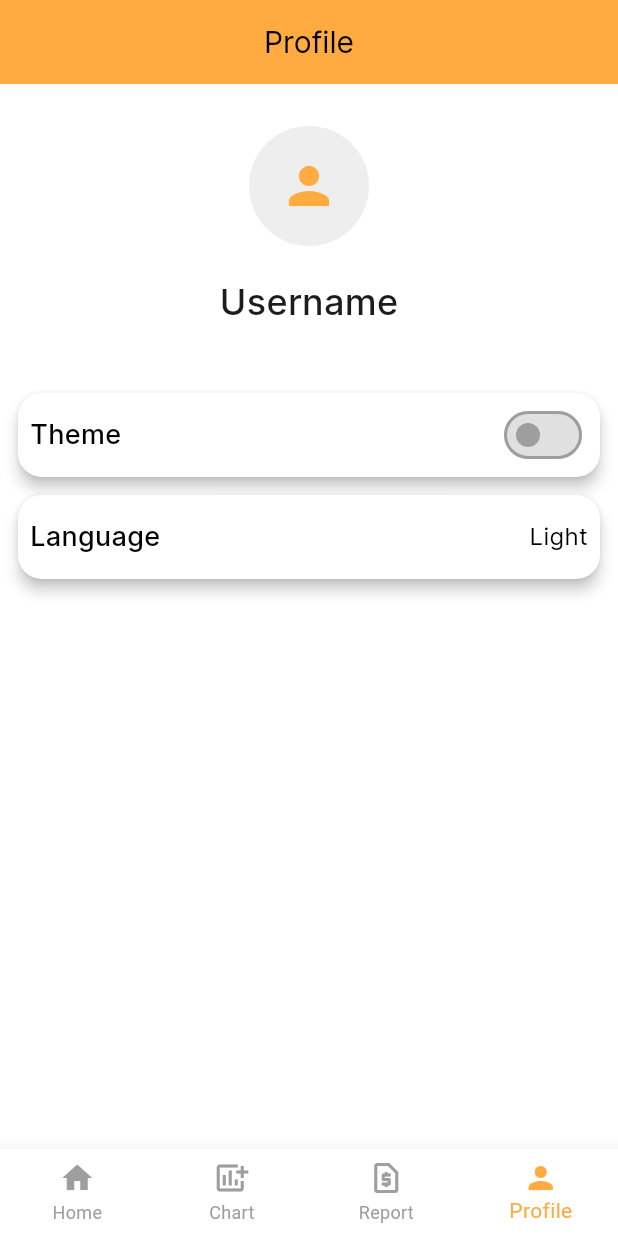
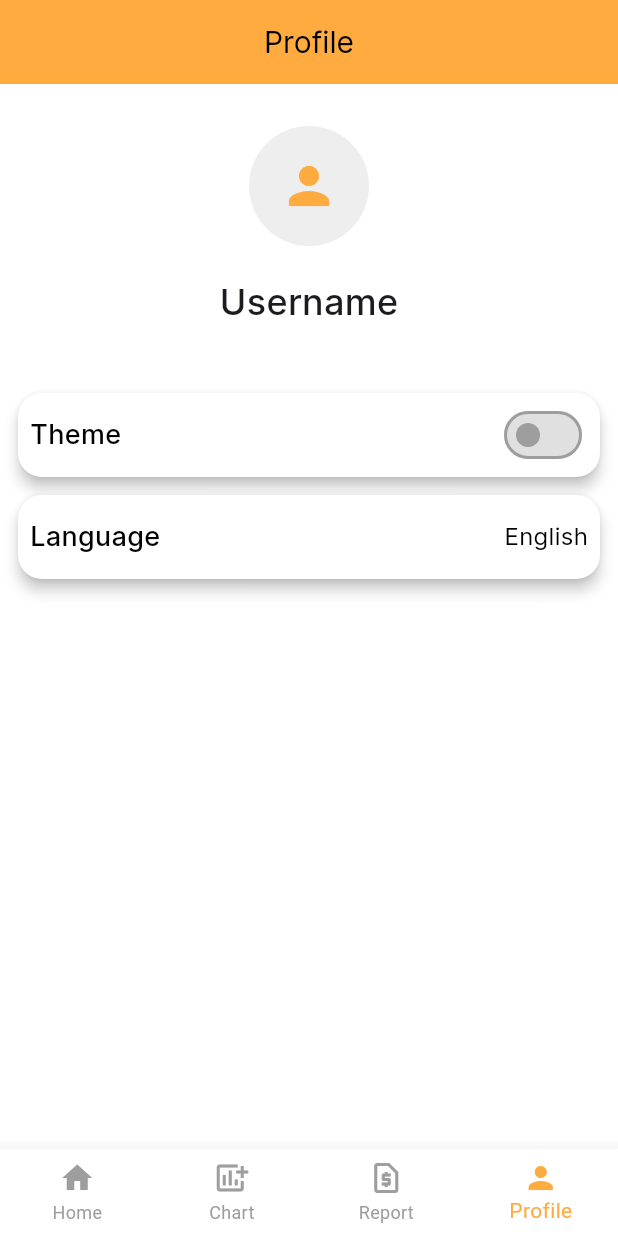
Before and after one commit to Nabijonov-Otabek-19/money_manager_clone, a Flutter app: the screen it shows after launch, item 4 of the bottom bar chosen, on a phone screen of 412 x 824 dp. Run offline on Flutter 3.47's test engine with Material 3 defaults, Android fonts, the light colour scheme and no system bars; our stand-ins replace flutter_bloc, freezed_annotation, get, get_it, hive, hive_flutter and 1 more; accounts and stored records are empty; Roboto replaces fonts that are missing (Poppinsregular).

Commit message:
project updated

```diff
--- /dev/null
+++ b/lib/core/translations/app_translation.dart
@@ -0,0 +1,46 @@
+import 'package:get/get.dart';
+
+class AppTranslation extends Translations {
+  @override
+  Map<String, Map<String, String>> get keys => {
+        'en_US': {
+          'Empty': 'Empty',
+          'Theme': 'Theme',
+          'Language': 'Language',
+          'Username': 'Username',
+          'Profile': 'Profile',
+          'Edit': 'Edit',
+          'Delete': 'Delete',
+          'Type': 'Type',
+          'Amount': 'Amount',
+          'Date': 'Date',
+          'Note': 'Note',
+        },
+        'ru_RU': {
+          'Empty': 'Пустой',
+          'Theme': 'Тема',
+          'Language': 'Язык',
+          'Username': 'Имя пользователя',
+          'Profile': 'Профиль',
+          'Edit': 'Редактировать',
+          'Delete': 'Удалить',
+          'Type': 'Тип',
+          'Amount': 'Количество',
+          'Date': 'Дата',
+          'Note': 'Примечание',
+        },
+        'uz_UZ': {
+          'Empty': 'Bo\'sh',
+          'Theme': 'Ko\'rinish',
+          'Language': 'Til',
+          'Username': 'Ism-sharif',
+          'Profile': 'Profil',
+          'Edit': 'Tahrirlash',
+          'Delete': 'O\'chirish',
+          'Type': 'Toifa',
+          'Amount': 'Qiymat',
+          'Date': 'Sana',
+          'Note': 'Eslatma',
+        },
+      };
+}
--- a/lib/feature/presentation/screens/detail/detail_screen.dart
+++ b/lib/feature/presentation/screens/detail/detail_screen.dart
@@ -1,5 +1,6 @@
 import 'package:flutter/material.dart';
 import 'package:flutter_bloc/flutter_bloc.dart';
+import 'package:get/get.dart';
 import 'package:money_manager_clone/feature/data/models/my_model.dart';
 import 'package:intl/intl.dart';
 import 'package:money_manager_clone/feature/presentation/screens/detail/cubit/detail_cubit.dart';
@@ -59,7 +60,7 @@ class _DetailScreenState extends State<DetailScreen> {
                 mainAxisAlignment: MainAxisAlignment.spaceBetween,
                 children: [
                   Text(
-                    "Type",
+                    "Type".tr,
                     style: pmedium.copyWith(fontSize: 20, color: Colors.grey),
                   ),
                   Text(
@@ -77,7 +78,7 @@ class _DetailScreenState extends State<DetailScreen> {
                 mainAxisAlignment: MainAxisAlignment.spaceBetween,
                 children: [
                   Text(
-                    "Amount",
+                    "Amount".tr,
                     style: pmedium.copyWith(fontSize: 20, color: Colors.grey),
                   ),
                   Text(
@@ -95,7 +96,7 @@ class _DetailScreenState extends State<DetailScreen> {
                 mainAxisAlignment: MainAxisAlignment.spaceBetween,
                 children: [
                   Text(
-                    "Date",
+                    "Date".tr,
                     style: pmedium.copyWith(fontSize: 20, color: Colors.grey),
                   ),
                   Text(
@@ -113,7 +114,7 @@ class _DetailScreenState extends State<DetailScreen> {
                 mainAxisAlignment: MainAxisAlignment.spaceBetween,
                 children: [
                   Text(
-                    "Note",
+                    "Note".tr,
                     style: pmedium.copyWith(fontSize: 20, color: Colors.grey),
                   ),
                   Text(
@@ -141,7 +142,7 @@ class _DetailScreenState extends State<DetailScreen> {
                         // Navigator.pushReplacementNamed(context, '/add');
                       },
                       child: Text(
-                        "Edit",
+                        "Edit".tr,
                         style: pregular.copyWith(
                           fontSize: 16,
                           color: Theme.of(context)
@@ -160,7 +161,7 @@ class _DetailScreenState extends State<DetailScreen> {
                         Navigator.pop(context);
                       },
                       child: Text(
-                        "Delete",
+                        "Delete".tr,
                         style: pregular.copyWith(
                           fontSize: 16,
                           color: Theme.of(context)
--- a/lib/feature/presentation/screens/home/home_screen.dart
+++ b/lib/feature/presentation/screens/home/home_screen.dart
@@ -1,5 +1,6 @@
 import 'package:flutter/material.dart';
 import 'package:flutter_bloc/flutter_bloc.dart';
+import 'package:get/get.dart';
 import 'package:money_manager_clone/feature/presentation/screens/home/cubit/home_cubit.dart';
 import 'package:money_manager_clone/feature/presentation/themes/fonts.dart';
 
@@ -39,7 +40,7 @@ class _HomeScreenState extends State<HomeScreen> {
         builder: (blocContext, state) {
           return Scaffold(
             appBar: AppBar(
-              title: const Text("Home"),
+              title: Text("Home".tr),
             ),
             body: SafeArea(
               child: LayoutBuilder(
@@ -50,7 +51,7 @@ class _HomeScreenState extends State<HomeScreen> {
                   if (state.list.isEmpty) {
                     return Center(
                       child: Text(
-                        "Empty",
+                        "Empty".tr,
                         style: pmedium.copyWith(
                           fontSize: 30,
                           color: Theme.of(context)
@@ -100,7 +101,7 @@ class _HomeScreenState extends State<HomeScreen> {
                                   },
                                   child: expanseItem(
                                     Icons.add,
-                                    item.title.isEmpty ? item.type : item.title,
+                                    item.note.isEmpty ? item.title : item.note,
                                     item.number,
                                   ),
                                 );
--- a/lib/feature/presentation/screens/main/main_screen.dart
+++ b/lib/feature/presentation/screens/main/main_screen.dart
@@ -1,6 +1,5 @@
 import 'package:flutter/material.dart';
 import 'package:flutter_bloc/flutter_bloc.dart';
-import 'package:money_manager_clone/core/extensions/my_extensions.dart';
 import 'package:money_manager_clone/feature/presentation/screens/charts/chart_screen.dart';
 import 'package:money_manager_clone/feature/presentation/screens/home/home_screen.dart';
 import 'package:money_manager_clone/feature/presentation/screens/main/cubit/main_cubit.dart';
--- a/lib/feature/presentation/screens/profile/profile_screen.dart
+++ b/lib/feature/presentation/screens/profile/profile_screen.dart
@@ -1,5 +1,6 @@
 import 'package:flutter/material.dart';
 import 'package:flutter_bloc/flutter_bloc.dart';
+import 'package:get/get.dart';
 import 'package:money_manager_clone/core/extensions/my_extensions.dart';
 import 'package:money_manager_clone/feature/data/datasources/app_preference.dart';
 import 'package:money_manager_clone/feature/presentation/themes/colors.dart';
@@ -14,17 +15,31 @@ class ProfileScreen extends StatefulWidget {
 }
 
 class _ProfileScreenState extends State<ProfileScreen> {
-  final GlobalKey _menuKeyTheme = GlobalKey();
+  final preferences = inject<AppPreferences>();
+  final GlobalKey _menuKeyLang = GlobalKey();
+  String currentLang = "";
 
-  final List<String> list = ["Uzbek", "English", "Russian"];
+  final List<String> languages = ["Русский", "O'zbek", "English"];
 
-  final preferences = inject<AppPreferences>();
+  Map<String, String> languageMap = {
+    "Русский": "ru",
+    "O'zbek": "uz",
+    "English": "en",
+  };
 
   @override
   Widget build(BuildContext context) {
+    if (Get.locale?.languageCode == 'ru') {
+      currentLang = languages[0];
+    } else if (Get.locale?.languageCode == 'uz') {
+      currentLang = languages[1];
+    } else {
+      currentLang = languages[2];
+    }
+
     return Scaffold(
       appBar: AppBar(
-        title: const Text("Profile"),
+        title: Text("Profile".tr),
       ),
       body: SafeArea(
         child: SingleChildScrollView(
@@ -44,7 +59,7 @@ class _ProfileScreenState extends State<ProfileScreen> {
                 ),
                 const SizedBox(height: 20),
                 Text(
-                  "Username",
+                  "Username".tr,
                   style: pmedium.copyWith(fontSize: 24),
                 ),
                 const SizedBox(height: 40),
@@ -77,7 +92,7 @@ class _ProfileScreenState extends State<ProfileScreen> {
           crossAxisAlignment: CrossAxisAlignment.center,
           children: [
             Text(
-              "Theme",
+              "Theme".tr,
               style: pmedium.copyWith(
                 fontSize: 18,
                 color: Theme.of(context).appBarTheme.titleTextStyle?.color,
@@ -123,7 +138,7 @@ class _ProfileScreenState extends State<ProfileScreen> {
           crossAxisAlignment: CrossAxisAlignment.center,
           children: [
             Text(
-              "Language",
+              "Language".tr,
               style: pmedium.copyWith(
                 fontSize: 18,
                 color: Theme.of(context).appBarTheme.titleTextStyle?.color,
@@ -131,20 +146,20 @@ class _ProfileScreenState extends State<ProfileScreen> {
             ),
             PopupMenuButton<String>(
               surfaceTintColor: AppColors.transparent,
-              key: _menuKeyTheme,
+              key: _menuKeyLang,
               color: Colors.white,
               shape: RoundedRectangleBorder(
                 borderRadius: BorderRadius.circular(16),
               ),
               child: Text(
-                "Light",
+                currentLang,
                 style: pregular.copyWith(
                   fontSize: 16,
                   color: Theme.of(context).appBarTheme.titleTextStyle?.color,
                 ),
               ),
               itemBuilder: (context) {
-                return list.map((choice) {
+                return languages.map((choice) {
                   return PopupMenuItem(
                     value: choice,
                     child: Text(
@@ -155,7 +170,9 @@ class _ProfileScreenState extends State<ProfileScreen> {
                 }).toList();
               },
               onSelected: (value) {
-                //
+                String localeCode = languageMap[value] ?? "en";
+                Get.updateLocale(Locale(localeCode));
+                preferences.lang = value;
               },
             ),
           ],
--- a/lib/main.dart
+++ b/lib/main.dart
@@ -2,6 +2,7 @@ import 'package:flutter/foundation.dart';
 import 'package:flutter/material.dart';
 import 'package:flutter/services.dart';
 import 'package:flutter_bloc/flutter_bloc.dart';
+import 'package:get/get.dart';
 import 'package:hive_flutter/adapters.dart';
 import 'package:money_manager_clone/feature/presentation/screens/splash/splash_screen.dart';
 import 'package:money_manager_clone/main_cubit/app_cubit.dart';
@@ -10,6 +11,7 @@ import 'package:money_manager_clone/feature/presentation/routes/app_routes.dart'
 import 'core/extensions/my_extensions.dart';
 import 'core/modules/app_module.dart';
 import 'core/modules/storage_module.dart';
+import 'core/translations/app_translation.dart';
 import 'feature/data/datasources/app_preference.dart';
 import 'feature/presentation/themes/theme.dart';
 
@@ -63,13 +65,18 @@ Future<void> main() async {
   runApp(const MyApp());
 }
 
-class MyApp extends StatelessWidget {
+class MyApp extends StatefulWidget {
   const MyApp({super.key});
 
   @override
+  State<MyApp> createState() => _MyAppState();
+}
+
+class _MyAppState extends State<MyApp> {
+  final preferences = inject<AppPreferences>();
+
+  @override
   Widget build(BuildContext context) {
-    final preferences = inject<AppPreferences>();
-
     return BlocProvider(
       create: (context) => AppCubit(
         isDarkMode: preferences.theme == ThemeMode.dark,
@@ -77,11 +84,14 @@ class MyApp extends StatelessWidget {
       child: BlocBuilder<AppCubit, AppState>(
         buildWhen: (pr, cr) => pr.isDarkMode != cr.isDarkMode,
         builder: (context, state) {
-          return MaterialApp(
+          return GetMaterialApp(
             title: 'Money manager clone',
             themeMode: preferences.theme,
             theme: AppThemes.lightTheme,
             darkTheme: AppThemes.darkTheme,
+            fallbackLocale: const Locale('en', 'EN'),
+            locale: Locale(preferences.lang!),
+            translations: AppTranslation(),
             builder: (context, child) {
               return MediaQuery(
                 data: MediaQuery.of(context).copyWith(
@@ -98,6 +108,16 @@ class MyApp extends StatelessWidget {
     );
   }
 
+  @override
+  void didChangeDependencies() {
+    initTools(context);
+    super.didChangeDependencies();
+  }
+
+  void initTools(BuildContext context) async {
+    preferences.lang ??= "English";
+  }
+
   Widget _unFocusWrapper(Widget? child) {
     return GestureDetector(
       behavior: HitTestBehavior.opaque,
--- a/pubspec.yaml
+++ b/pubspec.yaml
@@ -13,6 +13,7 @@ dependencies:
 
   cupertino_icons: ^1.0.6
   get_it: ^7.7.0
+  get: ^4.6.6
   flutter_bloc: ^8.1.5
   freezed: ^2.5.2
   freezed_annotation: ^2.4.1
```
Also changed, not shown: pubspec.lock.
